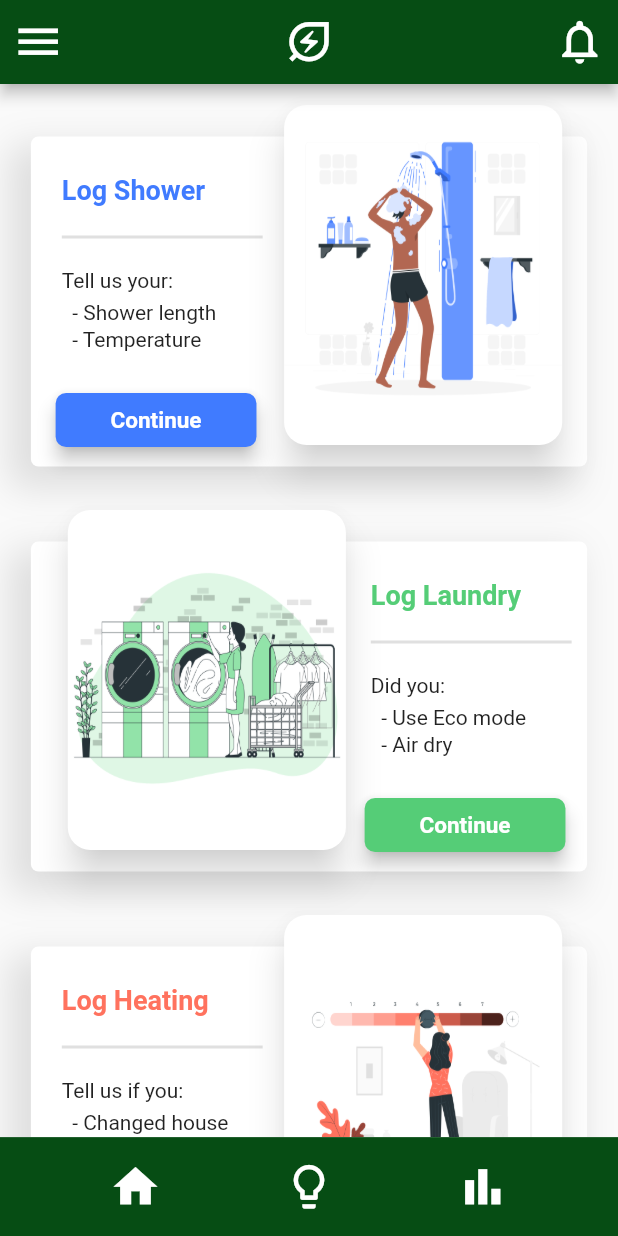
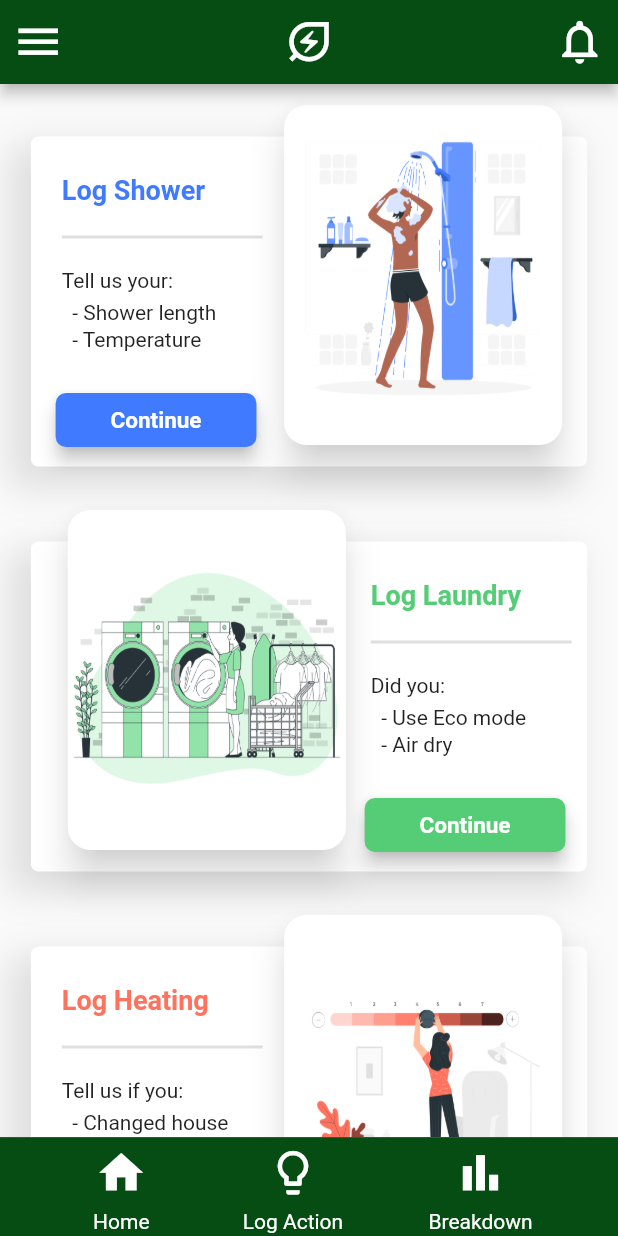
Before and after one commit to suhas-arun/drp_40, a Flutter app: the screen it shows after launch, on a phone screen of 412 x 824 dp. Run offline on Flutter 3.47's test engine with Material 2 defaults, Android fonts, the phone set to English and light mode, and no system bars; our stand-ins replace cloud_firestore, firebase_core, fl_chart, flutter_slidable, pie_chart; accounts and stored records are empty.

Commit message:
Added text to bottom bar

```diff
--- a/lib/components/bottom_bar.dart
+++ b/lib/components/bottom_bar.dart
@@ -22,7 +22,11 @@ class _BottomBarState extends State<BottomBar> {
         child: Row(
           mainAxisAlignment: MainAxisAlignment.spaceEvenly,
           children: [
+            Column(
+              mainAxisAlignment: MainAxisAlignment.center,
+              children: [
                 IconButton(
+                  padding: const EdgeInsets.symmetric(vertical: 0),
                   iconSize: APPSize.APP_ICON_SIZE,
                   color: Colors.white,
                   icon: const Icon(Icons.home),
@@ -34,7 +38,14 @@ class _BottomBarState extends State<BottomBar> {
                     );
                   },
                 ),
+                const Expanded(
+                    child: Text("Home", style: TextStyle(color: Colors.white)))
+              ],
+            ),
+            Column(
+              children: [
                 IconButton(
+                  padding: const EdgeInsets.symmetric(vertical: 0),
                   iconSize: APPSize.APP_ICON_SIZE,
                   color: Colors.white,
                   icon: const Icon(Icons.lightbulb_outline),
@@ -47,7 +58,15 @@ class _BottomBarState extends State<BottomBar> {
                     );
                   },
                 ),
+                const Expanded(
+                    child: Text("Log Action",
+                        style: TextStyle(color: Colors.white)))
+              ],
+            ),
+            Column(
+              children: [
                 IconButton(
+                  padding: const EdgeInsets.symmetric(vertical: 0),
                   iconSize: APPSize.APP_ICON_SIZE,
                   color: Colors.white,
                   icon: const Icon(Icons.bar_chart_outlined),
@@ -55,9 +74,15 @@ class _BottomBarState extends State<BottomBar> {
                     Navigator.pop(context);
                     Navigator.push(
                       context,
-                  MaterialPageRoute(builder: (context) => const EnergyPage()),
+                      MaterialPageRoute(
+                          builder: (context) => const EnergyPage()),
                     );
                   },
+                ),
+                const Expanded(
+                    child: Text("Breakdown",
+                        style: TextStyle(color: Colors.white)))
+              ],
             ),
           ],
         ));
```
Lines whose indentation alone changed are shown as unchanged.
